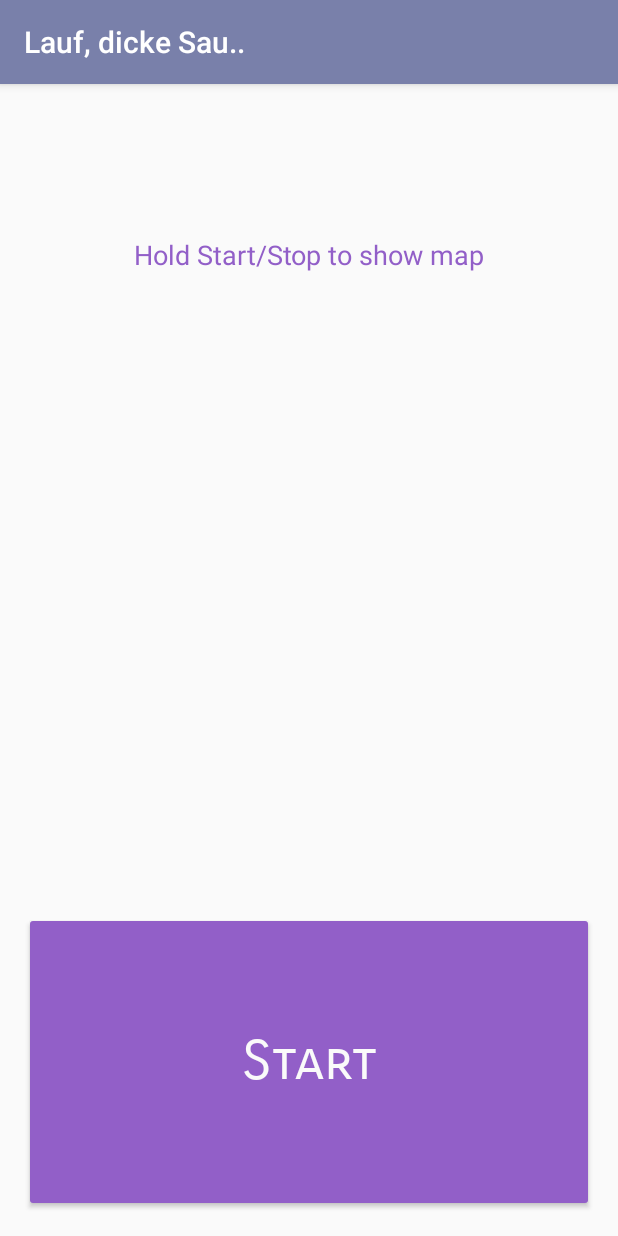
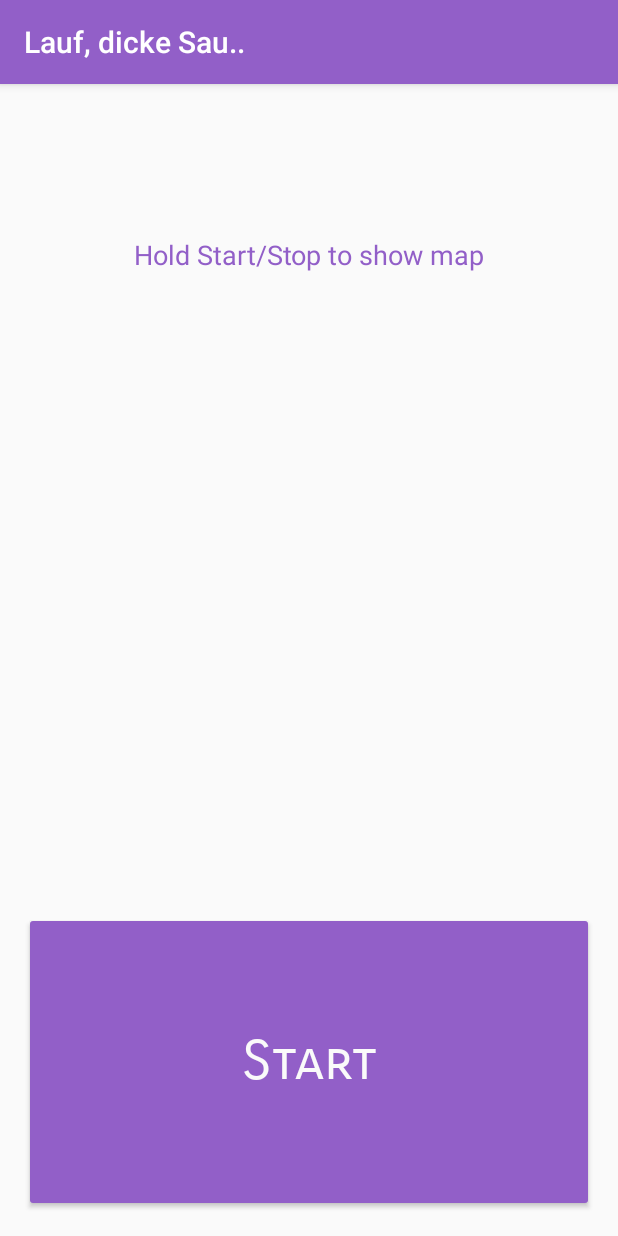
Before and after one commit to Minolyx/LaufDickeSau, an Android app: the screen it shows after launch (MainActivity), on a phone screen of 412 x 824 dp. Run offline under Robolectric (Android 15) with nearby library versions, the phone set to English and light mode, and no system bars.

Commit message:
@Minolyx:
+ Farbe angepasst^^

```diff
--- a/app/src/main/AndroidManifest.xml
+++ b/app/src/main/AndroidManifest.xml
@@ -39,7 +39,7 @@
 
         <activity
             android:name=".MapsActivity"
-            android:label="@string/title_activity_maps"></activity>
+            android:label="@string/title_activity_maps"/>
 
         <service android:name=".GPS"></service>
     </application>
--- a/app/src/main/res/values/colors.xml
+++ b/app/src/main/res/values/colors.xml
@@ -3,10 +3,9 @@
     <color name="colorPrimary">#7980aa</color>
     <color name="colorPrimaryDark">#fafafa</color>
     <color name="colorAccent">#FF4081</color>
-
-
     <color name="red">#FF0000</color>
     <color name="white">#FFFFFF</color>
+    <color name="purple">#Fc23ca</color>
     <color name="black">#000000</color>
     <color name="symptom_color_selected">#003366</color>
     <color name="reaction_color_selected">#003366</color>
@@ -28,7 +27,7 @@
     <color name="pressed_color">#FF8E4067</color>
     <color name="focussed_color">#DD8E4067</color>
     <color name="pink">#FF69B4</color>
-    <color name="brightpink">#ffa0cf</color>
+    <color name="brightpink">#3affa0cf</color>
     <color name="darkpink">#ff1b8d</color>
 
 
--- a/app/src/main/res/values/styles.xml
+++ b/app/src/main/res/values/styles.xml
@@ -3,8 +3,8 @@
     <!-- Base application theme. -->
     <style name="AppTheme" parent="Theme.AppCompat.Light.DarkActionBar">
         <!-- Customize your theme here. -->
-        <item name="colorPrimary">@color/colorPrimary</item>
-        <item name="colorPrimaryDark">@color/colorPrimaryDark</item>
+        <item name="colorPrimary">@color/blue</item>
+        <item name="colorPrimaryDark">@color/black</item>
         <item name="colorAccent">@color/colorAccent</item>
     </style>
 
```
